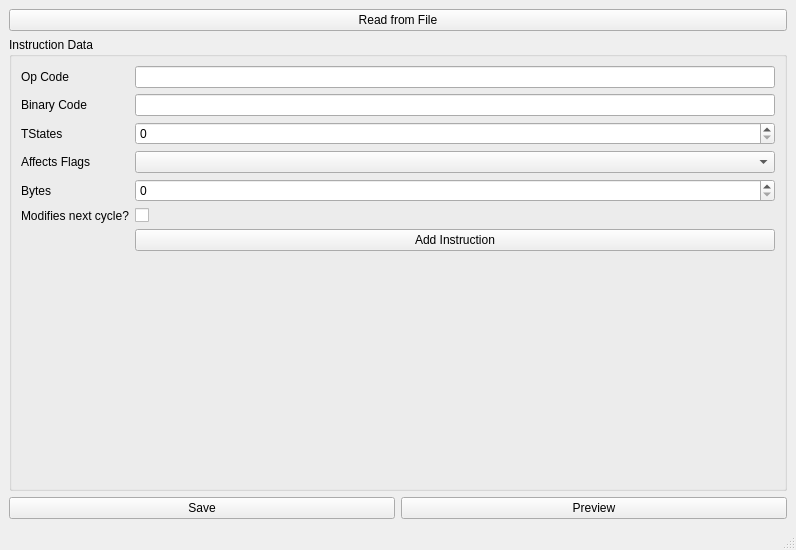
This is mainwindow.ui in BryceCallender/SAPMicrocodeGenerator as Qt 5 draws it before an edit. The edited form follows.
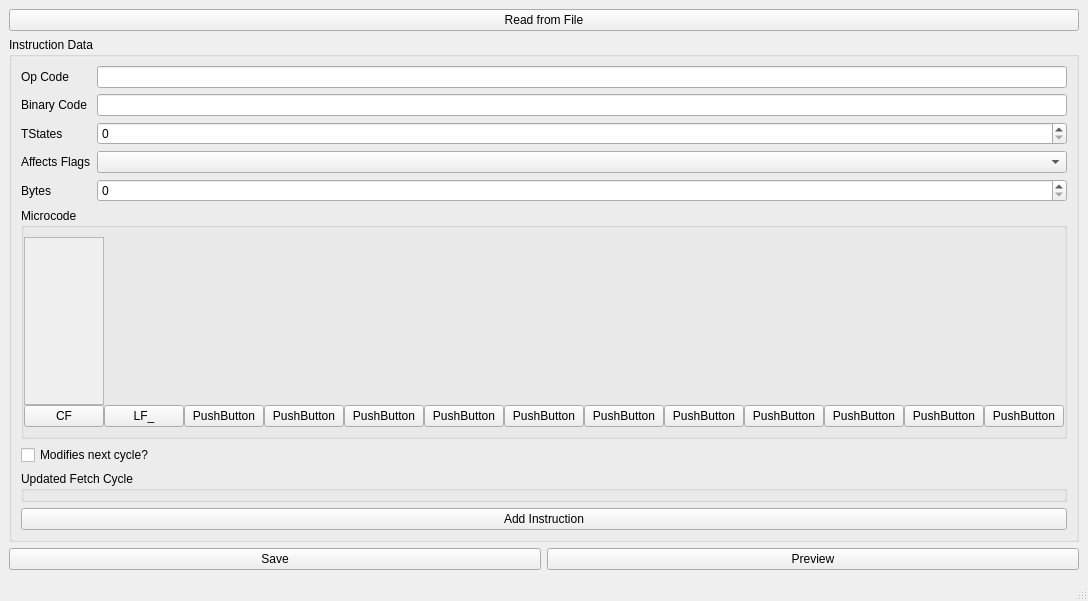
This is the edited form.

Patch:
```diff
--- a/mainwindow.ui
+++ b/mainwindow.ui
@@ -6,8 +6,8 @@
    <rect>
     <x>0</x>
     <y>0</y>
-    <width>796</width>
-    <height>550</height>
+    <width>874</width>
+    <height>601</height>
    </rect>
   </property>
   <property name="windowTitle">
@@ -32,7 +32,10 @@
       </property>
       <layout class="QVBoxLayout" name="verticalLayout_2">
        <item>
-        <layout class="QFormLayout" name="formLayout">
+        <layout class="QGridLayout" name="gridLayout">
+         <property name="sizeConstraint">
+          <enum>QLayout::SetMinimumSize</enum>
+         </property>
          <item row="0" column="0">
           <widget class="QLabel" name="label">
            <property name="text">
@@ -94,24 +97,160 @@
            </property>
           </widget>
          </item>
-         <item row="5" column="0">
-          <widget class="QLabel" name="label_6">
-           <property name="text">
-            <string>Modifies next cycle?</string>
+        </layout>
+       </item>
+       <item>
+        <layout class="QVBoxLayout" name="verticalLayout_3">
+         <item>
+          <widget class="QGroupBox" name="microCode">
+           <property name="title">
+            <string>Microcode</string>
            </property>
+           <layout class="QGridLayout" name="gridLayout_2">
+            <property name="leftMargin">
+             <number>0</number>
+            </property>
+            <property name="rightMargin">
+             <number>0</number>
+            </property>
+            <property name="spacing">
+             <number>0</number>
+            </property>
+            <item row="1" column="6">
+             <widget class="QPushButton" name="pushButton_9">
+              <property name="text">
+               <string>PushButton</string>
+              </property>
+             </widget>
+            </item>
+            <item row="1" column="8">
+             <widget class="QPushButton" name="pushButton_11">
+              <property name="text">
+               <string>PushButton</string>
+              </property>
+             </widget>
+            </item>
+            <item row="1" column="12">
+             <widget class="QPushButton" name="pushButton_15">
+              <property name="text">
+               <string>PushButton</string>
+              </property>
+             </widget>
+            </item>
+            <item row="1" column="1">
+             <widget class="QPushButton" name="pushButton_2">
+              <property name="text">
+               <string>LF_</string>
+              </property>
+             </widget>
+            </item>
+            <item row="1" column="3">
+             <widget class="QPushButton" name="pushButton_6">
+              <property name="text">
+               <string>PushButton</string>
+              </property>
+             </widget>
+            </item>
+            <item row="1" column="9">
+             <widget class="QPushButton" name="pushButton_12">
+              <property name="text">
+               <string>PushButton</string>
+              </property>
+             </widget>
+            </item>
+            <item row="1" column="11">
+             <widget class="QPushButton" name="pushButton_14">
+              <property name="text">
+               <string>PushButton</string>
+              </property>
+             </widget>
+            </item>
+            <item row="1" column="7">
+             <widget class="QPushButton" name="pushButton_10">
+              <property name="text">
+               <string>PushButton</string>
+              </property>
+             </widget>
+            </item>
+            <item row="1" column="10">
+             <widget class="QPushButton" name="pushButton_13">
+              <property name="text">
+               <string>PushButton</string>
+              </property>
+             </widget>
+            </item>
+            <item row="1" column="2">
+             <widget class="QPushButton" name="pushButton_5">
+              <property name="text">
+               <string>PushButton</string>
+              </property>
+             </widget>
+            </item>
+            <item row="1" column="4">
+             <widget class="QPushButton" name="pushButton_7">
+              <property name="text">
+               <string>PushButton</string>
+              </property>
+             </widget>
+            </item>
+            <item row="1" column="5">
+             <widget class="QPushButton" name="pushButton_8">
+              <property name="text">
+               <string>PushButton</string>
+              </property>
+             </widget>
+            </item>
+            <item row="0" column="0">
+             <widget class="QScrollArea" name="scrollArea">
+              <property name="widgetResizable">
+               <bool>true</bool>
+              </property>
+              <widget class="QWidget" name="scrollAreaWidgetContents">
+               <property name="geometry">
+                <rect>
+                 <x>0</x>
+                 <y>0</y>
+                 <width>62</width>
+                 <height>110</height>
+                </rect>
+               </property>
+              </widget>
+             </widget>
+            </item>
+            <item row="1" column="0">
+             <widget class="QPushButton" name="pushButton">
+              <property name="text">
+               <string>CF</string>
+              </property>
+              <property name="checkable">
+               <bool>true</bool>
+              </property>
+             </widget>
+            </item>
+           </layout>
           </widget>
          </item>
-         <item row="5" column="1">
+         <item>
           <widget class="QCheckBox" name="showFetchCycle">
            <property name="text">
-            <string/>
+            <string>Modifies next cycle?</string>
            </property>
            <property name="tristate">
             <bool>false</bool>
            </property>
           </widget>
          </item>
-         <item row="6" column="1">
+         <item>
+          <widget class="QGroupBox" name="fetchCycle">
+           <property name="enabled">
+            <bool>true</bool>
+           </property>
+           <property name="title">
+            <string>Updated Fetch Cycle</string>
+           </property>
+          </widget>
+         </item>
+         <item>
           <widget class="QPushButton" name="pushButton_4">
            <property name="text">
             <string>Add Instruction</string>
@@ -125,15 +264,18 @@
     </item>
     <item>
      <layout class="QHBoxLayout" name="horizontalLayout">
+      <property name="sizeConstraint">
+       <enum>QLayout::SetDefaultConstraint</enum>
+      </property>
       <item>
-       <widget class="QPushButton" name="pushButton">
+       <widget class="QPushButton" name="save">
         <property name="text">
          <string>Save</string>
         </property>
        </widget>
       </item>
       <item>
-       <widget class="QPushButton" name="pushButton_2">
+       <widget class="QPushButton" name="preview">
         <property name="text">
          <string>Preview</string>
         </property>
```
Left out of the diff: 2 changed lines with no effect on the pictures.
